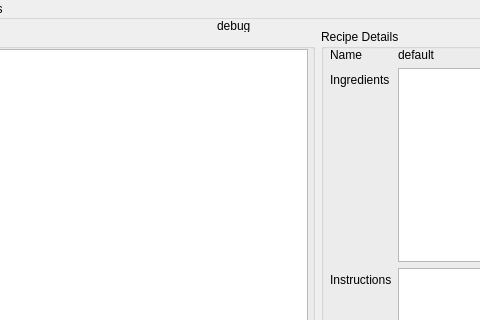
Above: mainwindow.ui from RoughRoman/Recipe-Manager-GUI before the change; both pictures show x 83 to 563 and y 0 to 320 of the 804 by 606 pixel window. Below: the same form after it.
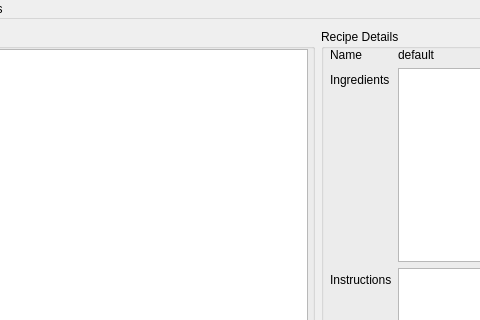
That is the form after the change.

What changed in the file:
```diff
--- a/mainwindow.ui
+++ b/mainwindow.ui
@@ -222,19 +222,6 @@
      </item>
     </layout>
    </widget>
-   <widget class="QLabel" name="log">
-    <property name="geometry">
-     <rect>
-      <x>300</x>
-      <y>0</y>
-      <width>47</width>
-      <height>13</height>
-     </rect>
-    </property>
-    <property name="text">
-     <string>debug</string>
-    </property>
-   </widget>
   </widget>
   <widget class="QMenuBar" name="menubar">
    <property name="geometry">
```
